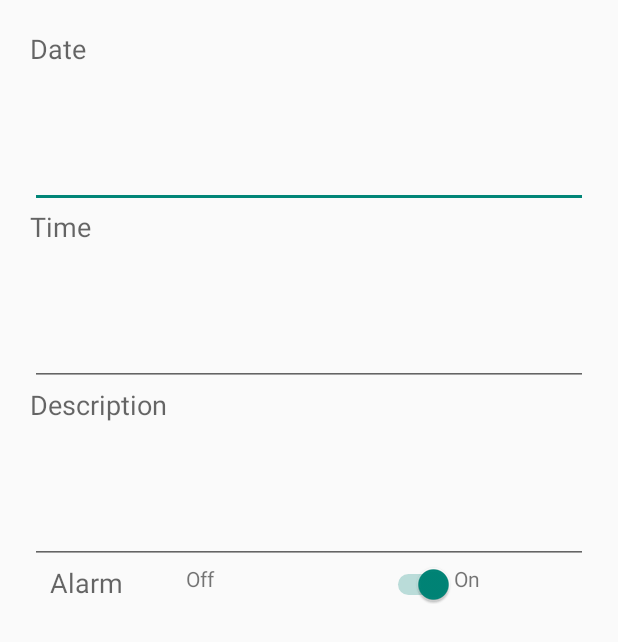
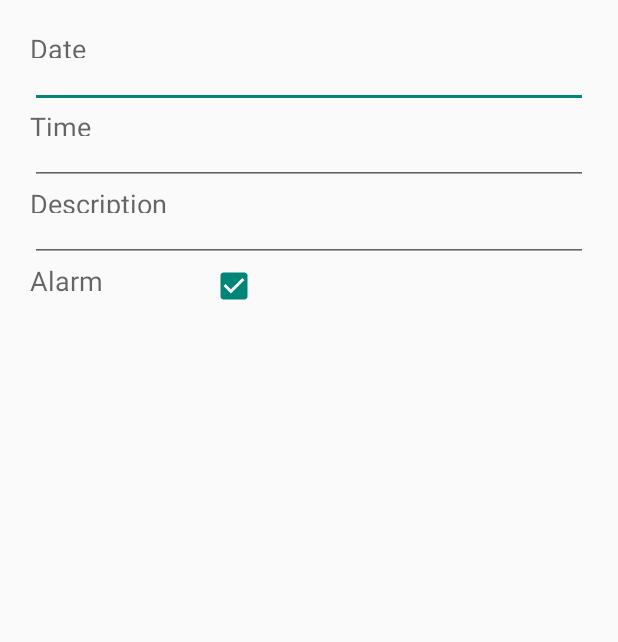
Before and after one commit to victorliafook/RememberMe, an Android app: the layout task_edit.xml on its own in the app's theme, with its tools: preview values and no code run, on a phone screen of 412 x 824 dp. Shown: the top 642 px of the screen. Run offline under Robolectric (Android 15) with nearby library versions, the phone set to English and light mode, and no system bars.

Commit message:
multi-language support es-pt-en

```diff
--- a/app/src/main/java/com/foftware/rememberme/AlarmNotificationReceiver.java
+++ b/app/src/main/java/com/foftware/rememberme/AlarmNotificationReceiver.java
@@ -17,9 +17,9 @@ public class AlarmNotificationReceiver extends BroadcastReceiver {
 
     private static final int MY_NOTIFICATION_ID = 1;
     // Notification Text Elements
-    private final CharSequence tickerText = "Are you forgetting something?";
+    private final CharSequence tickerText = "Aren't you forgetting something?";
     private final CharSequence contentTitle = "RememberMe remembers YOU";
-    private final CharSequence contentText = "...";
+    private CharSequence contentText = "";
 
     // Notification Action Elements
     private Intent mNotificationIntent;
@@ -34,6 +34,7 @@ public class AlarmNotificationReceiver extends BroadcastReceiver {
     @Override
     public void onReceive(Context context, Intent intent) {
 
+        contentText = intent.getStringExtra("alarmText");
         // The Intent to be used when the user clicks on the Notification View
         mNotificationIntent = new Intent(context, MainActivity.class);
 
--- a/app/src/main/java/com/foftware/rememberme/AlarmTask.java
+++ b/app/src/main/java/com/foftware/rememberme/AlarmTask.java
@@ -20,7 +20,7 @@ public class AlarmTask {
         this.setAlarmManager(alarmManager);
     }
 
-    public void setAlarm(Context context, Date alarmDate, Date alarmTime){
+    public void setAlarm(Context context, Date alarmDate, Date alarmTime, String alarmText){
         Date date = Util.joinDateAndTime(alarmDate,alarmTime);
 
         if(date.before(new Date()))
@@ -32,6 +32,7 @@ public class AlarmTask {
         mNotificationReceiverIntent = new Intent(context,
                 AlarmNotificationReceiver.class);
         mNotificationReceiverIntent.putExtra("alarmTime", alarmLongTime);
+        mNotificationReceiverIntent.putExtra("alarmText", alarmText);
 
         // Create an PendingIntent that holds the NotificationReceiverIntent
         mNotificationReceiverPendingIntent = PendingIntent.getBroadcast(
--- a/app/src/main/java/com/foftware/rememberme/MainActivity.java
+++ b/app/src/main/java/com/foftware/rememberme/MainActivity.java
@@ -335,7 +335,7 @@ public class MainActivity extends ListActivity{
         public boolean onFling(MotionEvent e1, MotionEvent e2, float velocityX,
                                float velocityY) {
 
-            //String countryName = (String) targetView.getItemAtPosition(position);
+
 
             if (Math.abs(e1.getY() - e2.getY()) > SWIPE_MAX_OFF_PATH) {
                 if (Math.abs(e1.getX() - e2.getX()) > SWIPE_MAX_OFF_PATH
--- a/app/src/main/res/layout/task_edit.xml
+++ b/app/src/main/res/layout/task_edit.xml
@@ -11,7 +11,7 @@
         android:layout_width="115dp"
         android:layout_height="wrap_content"
         android:textAppearance="?android:attr/textAppearanceMedium"
-        android:text="Date"
+        android:text="@string/lbl_field_date"
         android:id="@+id/lblDate"
         android:layout_weight="0.03" />
 
@@ -28,7 +28,7 @@
         android:layout_width="115dp"
         android:layout_height="wrap_content"
         android:textAppearance="?android:attr/textAppearanceMedium"
-        android:text="Time"
+        android:text="@string/lbl_field_time"
         android:id="@+id/lblTime"
         android:layout_weight="0.03" />
 
@@ -45,7 +45,7 @@
         android:layout_width="134dp"
         android:layout_height="wrap_content"
         android:textAppearance="?android:attr/textAppearanceMedium"
-        android:text="Description"
+        android:text="@string/lbl_field_description"
         android:id="@+id/lblDescription"
         android:layout_weight="0.03" />
 
@@ -56,72 +56,33 @@
         android:layout_gravity="center_horizontal"
         android:layout_weight="0.06" />
 
-    <TableLayout
+    <LinearLayout
         android:layout_width="match_parent"
-        android:layout_height="wrap_content"
-        android:orientation="horizontal"
-        android:id="@+id/table">
-
-        <TableRow
-            android:layout_width="fill_parent"
-            android:layout_height="fill_parent">
+        android:layout_height="match_parent"
+        android:orientation="horizontal">
 
         <TextView
-                android:layout_width="75dp"
+            android:layout_width="10dp"
             android:layout_height="wrap_content"
             android:textAppearance="?android:attr/textAppearanceMedium"
-                android:text="Alarm"
+            android:text="@string/lbl_field_alarm"
             android:id="@+id/lblAlarm"
             android:layout_weight="0.03"
             android:layout_gravity="center_horizontal"
             android:layout_column="0" />
 
-            <TextView
+        <CheckBox
             android:layout_width="31dp"
             android:layout_height="wrap_content"
-                android:textAppearance="?android:attr/textAppearanceSmall"
-                android:text="Off"
-                android:id="@+id/lblAlarmOff"
-                android:layout_weight="0.06"
-                android:layout_column="1" />
-
-            <Switch
-                android:layout_width="31dp"
-                android:layout_height="wrap_content"
-                android:id="@+id/swcAlarm"
+            android:id="@+id/chkEditAlarm"
             android:layout_gravity="center_horizontal"
             android:layout_weight="0.06"
             android:layout_column="2"
             android:checked="true" />
 
-            <TextView
-                android:layout_width="31dp"
-                android:layout_height="wrap_content"
-                android:textAppearance="?android:attr/textAppearanceSmall"
-                android:text="On"
-                android:id="@+id/lblAlarmOn"
-                android:layout_weight="0.06"
-                android:layout_column="3" />
-        </TableRow>
-
-        <TableRow
-            android:layout_width="fill_parent"
-            android:layout_height="fill_parent"
-            android:orientation="vertical">
-
-        </TableRow>
-
-        <TableRow
-            android:layout_width="fill_parent"
-            android:layout_height="fill_parent">
-
-        </TableRow>
-
-        <TableRow
-            android:layout_width="fill_parent"
-            android:layout_height="fill_parent">
-
-        </TableRow>
-    </TableLayout>
 
     </LinearLayout>
+
+
+
+</LinearLayout>
--- a/app/src/main/res/values/strings.xml
+++ b/app/src/main/res/values/strings.xml
@@ -12,6 +12,11 @@
     <string name="lbl_save">Save it</string>
     <string name="lbl_delete">Delete it</string>
 
+    <string name="lbl_field_date">Date</string>
+    <string name="lbl_field_time">Time</string>
+    <string name="lbl_field_description">Description</string>
+    <string name="lbl_field_alarm">Alarm</string>
+
     <string name="msgNoTasks">There are no tasks yet.</string>
     <string name="msgNewTaskSaved">The task was created successfully!</string>
     <string name="msgTaskSaved">The task was saved!</string>
```
Also changed, not shown: app/src/main/java/com/foftware/rememberme/CustomListAdapter.java (+20 -12 lines), app/src/main/java/com/foftware/rememberme/RememberTaskFormDialog.java (+90 -55 lines), app/src/main/java/com/foftware/rememberme/Util.java (+12 -0 lines), app/src/main/res/layout/list_item.xml (+25 -8 lines), app/src/main/res/drawable/ic_action_alarms.png (added), app/src/main/res/drawable/ic_action_alarms_on.png (added), app/src/main/res/mipmap-hdpi/ic_launcher.png, app/src/main/res/mipmap-mdpi/ic_launcher.png, app/src/main/res/mipmap-xhdpi/ic_launcher.png, app/src/main/res/mipmap-xxhdpi/ic_launcher.png. Lines whose indentation alone changed are shown as unchanged.
